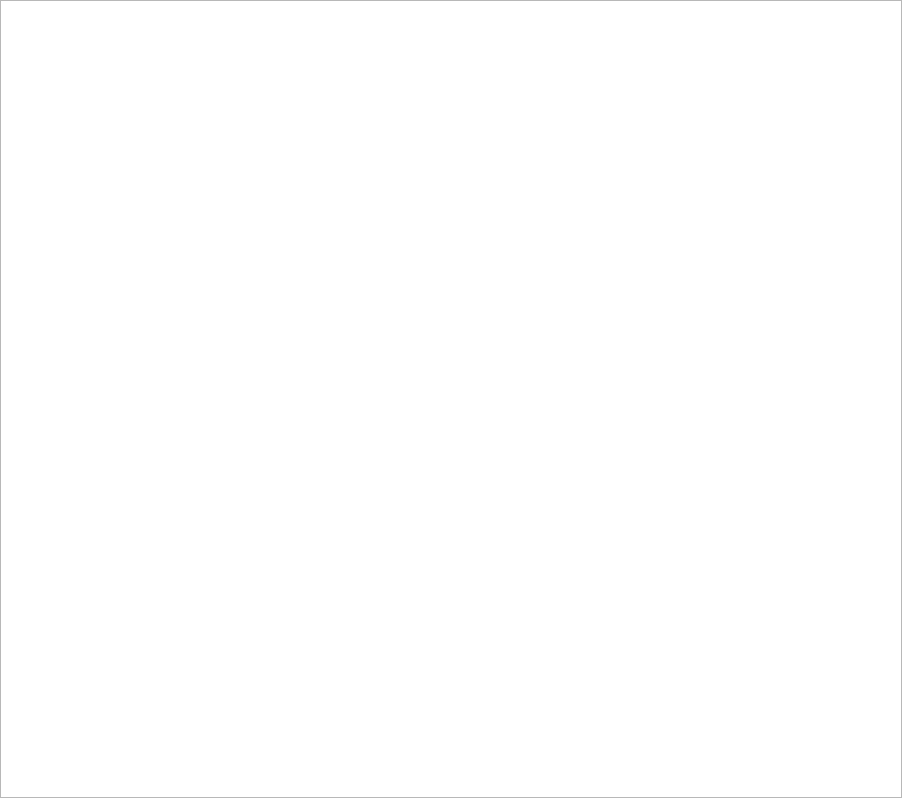
This is Widgets/Resources/UI/qSlicerAssessmentTableWidget.ui in PerkTutor/PerkTutor as Qt 5 draws it before an edit. The edited form follows.
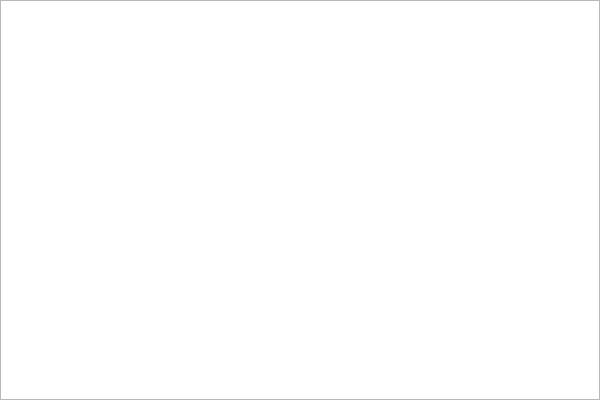
This is the edited form. Custom widgets are drawn as their Qt base class.

Patch:
```diff
--- a/Widgets/Resources/UI/qSlicerAssessmentTableWidget.ui
+++ b/Widgets/Resources/UI/qSlicerAssessmentTableWidget.ui
@@ -6,8 +6,8 @@
    <rect>
     <x>0</x>
     <y>0</y>
-    <width>902</width>
-    <height>798</height>
+    <width>600</width>
+    <height>400</height>
    </rect>
   </property>
   <property name="sizePolicy">
```
